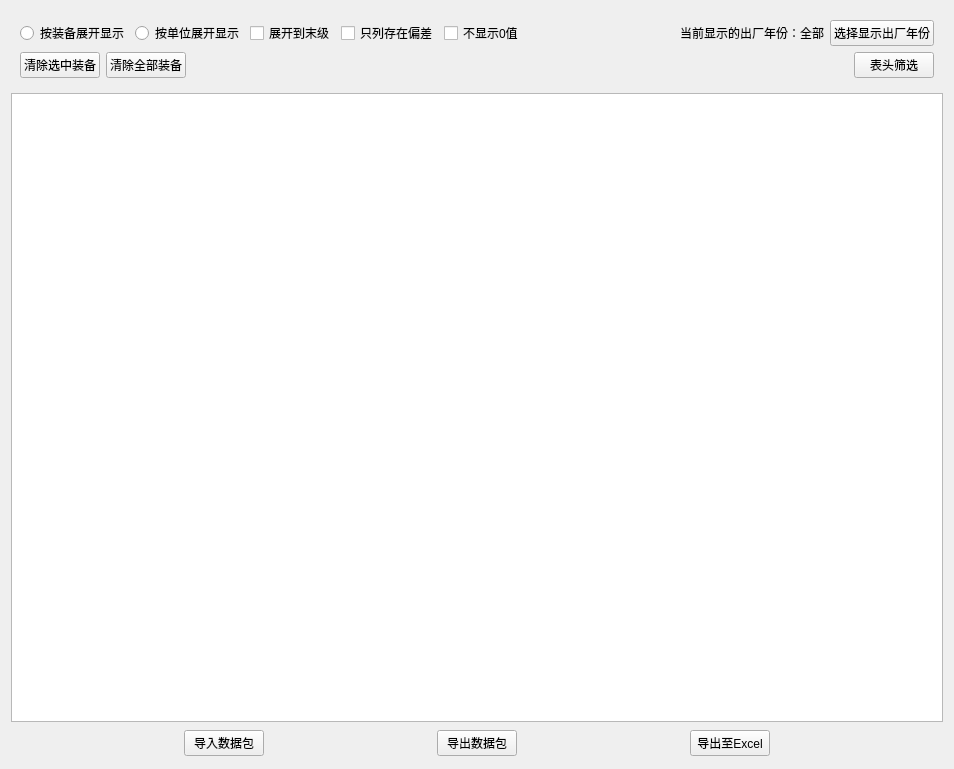
First picture: the form in widgets/strengthDisturb/inquiry_result.ui, repository Belos10/Equip, before the edit.
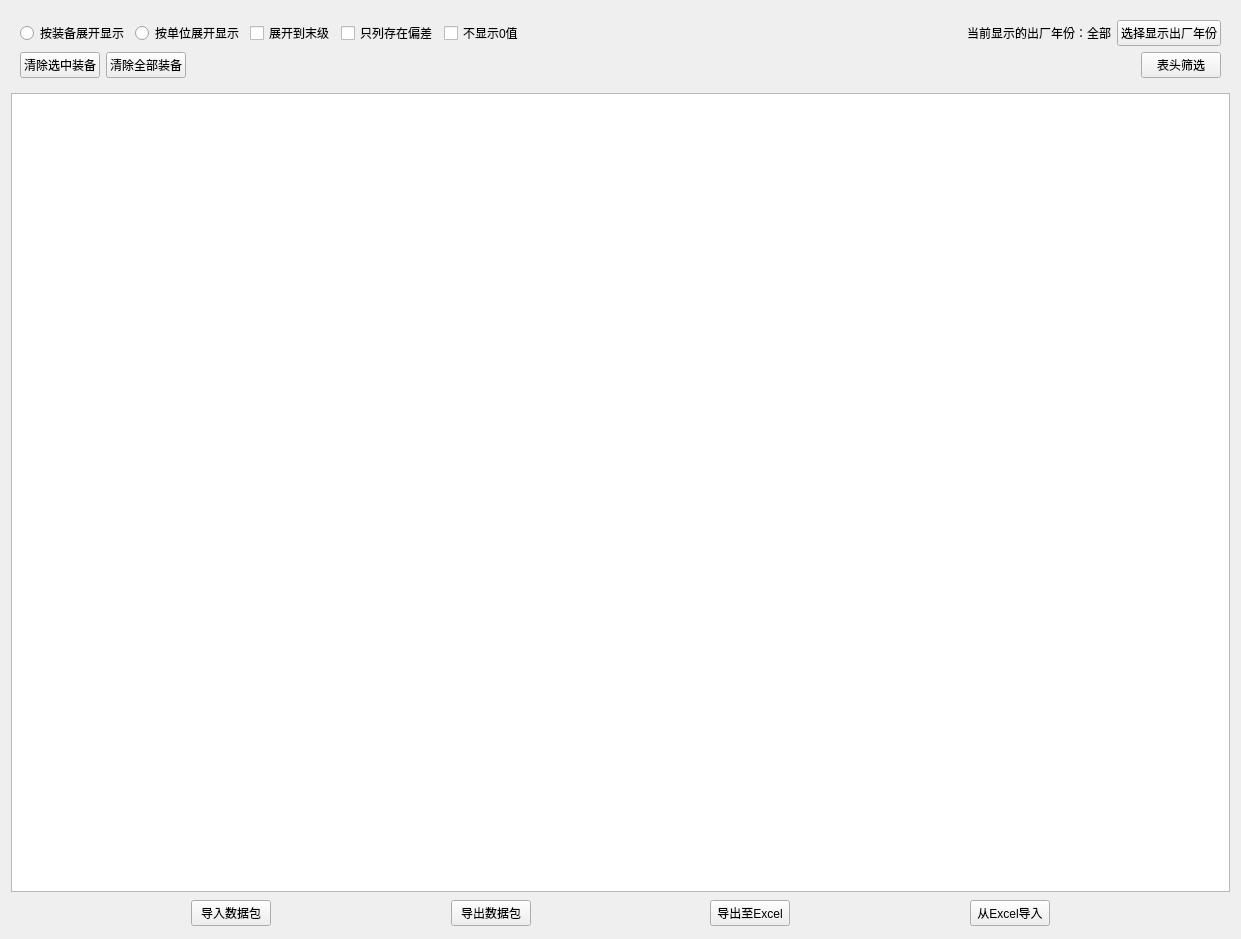
Second picture: the form after the edit.

Commit message: 实力查询：新增根据Excel导入实力值。

```diff
--- a/widgets/strengthDisturb/inquiry_result.ui
+++ b/widgets/strengthDisturb/inquiry_result.ui
@@ -6,8 +6,8 @@
    <rect>
     <x>0</x>
     <y>0</y>
-    <width>954</width>
-    <height>769</height>
+    <width>1241</width>
+    <height>939</height>
    </rect>
   </property>
   <property name="windowTitle">
@@ -228,6 +228,26 @@
        </property>
       </spacer>
      </item>
+     <item>
+      <widget class="QPushButton" name="pb_inputFromExcel_2">
+       <property name="text">
+        <string>从Excel导入</string>
+       </property>
+      </widget>
+     </item>
+     <item>
+      <spacer name="horizontalSpacer_7">
+       <property name="orientation">
+        <enum>Qt::Horizontal</enum>
+       </property>
+       <property name="sizeHint" stdset="0">
+        <size>
+         <width>40</width>
+         <height>20</height>
+        </size>
+       </property>
+      </spacer>
+     </item>
     </layout>
    </item>
   </layout>
```
The commit also changes 3 other files.
